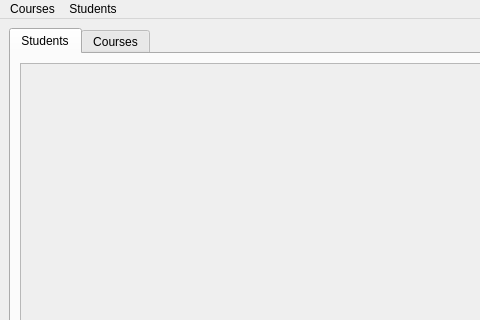
Old version of the form ui/main_menu.ui in the repository Jared-Gross/Gradebook; both pictures show x 0 to 480 and y 0 to 320 of the 1414 by 784 pixel window.
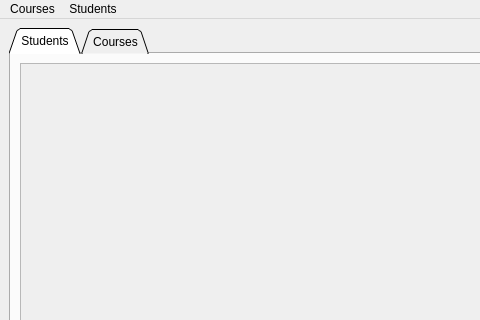
New version of the form.

The edit to the form file:
```diff
--- a/ui/main_menu.ui
+++ b/ui/main_menu.ui
@@ -18,9 +18,18 @@
    <layout class="QVBoxLayout" name="verticalLayout">
     <item>
      <widget class="QTabWidget" name="tabWidget">
+      <property name="tabPosition">
+       <enum>QTabWidget::North</enum>
+      </property>
+      <property name="tabShape">
+       <enum>QTabWidget::Triangular</enum>
+      </property>
       <property name="currentIndex">
        <number>0</number>
       </property>
+      <property name="documentMode">
+       <bool>false</bool>
+      </property>
       <widget class="QWidget" name="tab_students">
        <attribute name="title">
         <string>Students</string>
```
Left out of the diff: 4 changed lines with no effect on the pictures.
